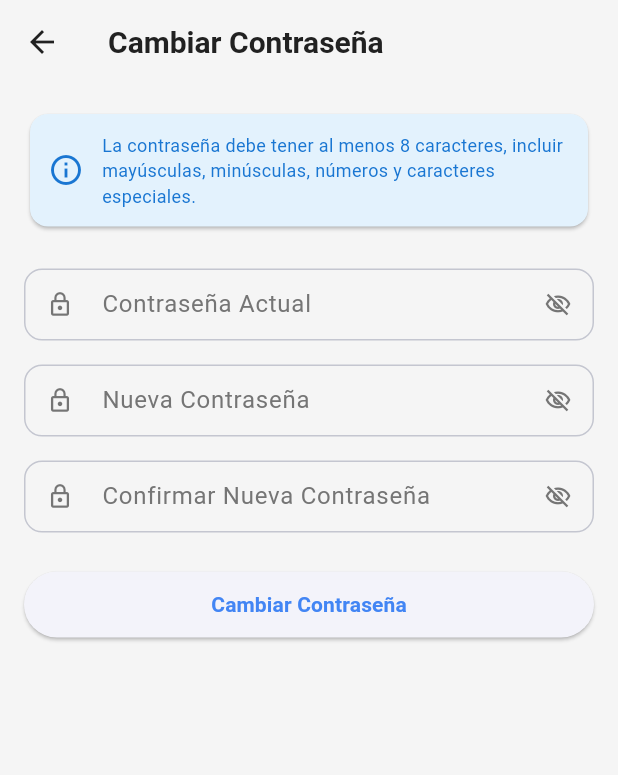
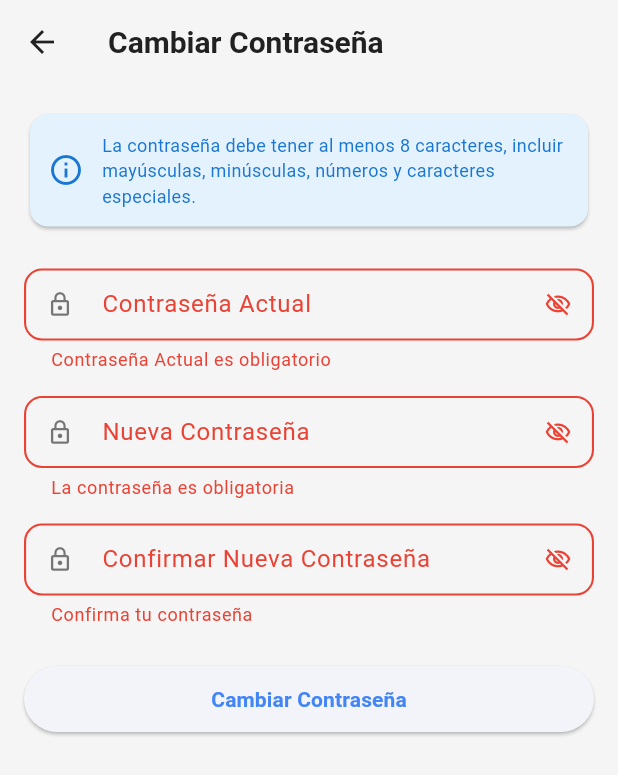
Before and after one commit to CainMartinez/Zero_Waste_Flutter_NestJs, a Flutter app: the ChangePasswordPage screen opened directly, after a tap on "Cambiar Contraseña", on a phone screen of 412 x 824 dp. Shown: the top 775 px of the screen. Run offline on Flutter 3.47's test engine with Material 3 defaults, Android fonts, the phone set to English and light mode, and no system bars; our stand-ins replace dio, equatable, flutter_riverpod, flutter_secure_storage, go_router, image_picker and 1 more; accounts and stored records are empty; network calls fail.

Commit message:
Flutter: Enhance localization support in profile and password management pages

```diff
--- a/flutter/lib/features/profile/presentation/pages/change_password_page.dart
+++ b/flutter/lib/features/profile/presentation/pages/change_password_page.dart
@@ -1,5 +1,6 @@
 import 'package:flutter/material.dart';
 import 'package:flutter_riverpod/flutter_riverpod.dart';
+import 'package:pub_diferent/core/l10n/app_localizations.dart';
 import 'package:pub_diferent/features/profile/presentation/providers/profile_provider.dart';
 import 'package:pub_diferent/core/widgets/app_password_field.dart';
 import 'package:pub_diferent/core/widgets/app_form_submit.dart';
@@ -40,9 +41,10 @@ class _ChangePasswordPageState extends ConsumerState<ChangePasswordPage> {
           );
 
       if (mounted) {
+        final l10n = AppLocalizations.of(context)!;
         ScaffoldMessenger.of(context).showSnackBar(
-          const SnackBar(
-            content: Text('Contraseña actualizada correctamente'),
+          SnackBar(
+            content: Text(l10n.passwordUpdatedSuccessfully),
             backgroundColor: Colors.green,
           ),
         );
@@ -50,9 +52,10 @@ class _ChangePasswordPageState extends ConsumerState<ChangePasswordPage> {
       }
     } catch (e) {
       if (mounted) {
+        final l10n = AppLocalizations.of(context)!;
         ScaffoldMessenger.of(context).showSnackBar(
           SnackBar(
-            content: Text('Error al cambiar contraseña: $e'),
+            content: Text('${l10n.errorChangingPassword}: $e'),
             backgroundColor: Colors.red,
           ),
         );
@@ -66,9 +69,11 @@ class _ChangePasswordPageState extends ConsumerState<ChangePasswordPage> {
 
   @override
   Widget build(BuildContext context) {
+    final l10n = AppLocalizations.of(context)!;
+
     return Scaffold(
       appBar: AppBar(
-        title: const Text('Cambiar Contraseña'),
+        title: Text(l10n.changePassword),
       ),
       body: Form(
         key: _formKey,
@@ -86,7 +91,7 @@ class _ChangePasswordPageState extends ConsumerState<ChangePasswordPage> {
                     const SizedBox(width: 12),
                     Expanded(
                       child: Text(
-                        'La contraseña debe tener al menos 8 caracteres, incluir mayúsculas, minúsculas, números y caracteres especiales.',
+                        l10n.passwordRequirements,
                         style: TextStyle(
                           fontSize: 12,
                           color: Colors.blue[700],
@@ -102,24 +107,24 @@ class _ChangePasswordPageState extends ConsumerState<ChangePasswordPage> {
             // Contraseña actual
             AppPasswordField(
               controller: _currentPasswordController,
-              label: 'Contraseña Actual',
-              validator: (value) => Validators.required(value, fieldName: 'La contraseña actual'),
+              label: l10n.currentPassword,
+              validator: (value) => Validators.required(context, value, fieldName: l10n.currentPassword),
             ),
             const SizedBox(height: 16),
 
             // Nueva contraseña
             AppPasswordField(
               controller: _newPasswordController,
-              label: 'Nueva Contraseña',
-              validator: Validators.password,
+              label: l10n.newPassword,
+              validator: (value) => Validators.password(context, value),
             ),
             const SizedBox(height: 16),
 
             // Confirmar contraseña
             AppPasswordField(
               controller: _confirmPasswordController,
-              label: 'Confirmar Nueva Contraseña',
-              validator: (value) => Validators.confirmPassword(value, _newPasswordController.text),
+              label: l10n.confirmNewPassword,
+              validator: (value) => Validators.confirmPassword(context, value, _newPasswordController.text),
             ),
             const SizedBox(height: 24),
 
@@ -127,7 +132,7 @@ class _ChangePasswordPageState extends ConsumerState<ChangePasswordPage> {
             AppFormSubmit(
               isLoading: _isLoading,
               onPressed: _handleSubmit,
-              label: 'Cambiar Contraseña',
+              label: l10n.changePassword,
             ),
           ],
         ),
--- a/flutter/lib/features/profile/presentation/widgets/profile_role_badge.dart
+++ b/flutter/lib/features/profile/presentation/widgets/profile_role_badge.dart
@@ -1,4 +1,5 @@
 import 'package:flutter/material.dart';
+import 'package:pub_diferent/core/l10n/app_localizations.dart';
 
 /// Widget para mostrar el badge de rol (Admin/Usuario)
 class ProfileRoleBadge extends StatelessWidget {
@@ -11,6 +12,7 @@ class ProfileRoleBadge extends StatelessWidget {
 
   @override
   Widget build(BuildContext context) {
+    final l10n = AppLocalizations.of(context)!;
     final colorScheme = Theme.of(context).colorScheme;
 
     // Admin usa error (rojo), Usuario usa primary (azul)
@@ -24,7 +26,7 @@ class ProfileRoleBadge extends StatelessWidget {
 
     return Chip(
       label: Text(
-        isAdmin ? 'Administrador' : 'Usuario',
+        isAdmin ? l10n.administrator : l10n.user,
         style: TextStyle(
           fontSize: 12,
           fontWeight: FontWeight.w600,
```
Also changed, not shown: flutter/lib/features/profile/presentation/pages/profile_page.dart (+24 -20 lines), flutter/lib/features/profile/presentation/pages/update_profile_page.dart (+17 -12 lines).
